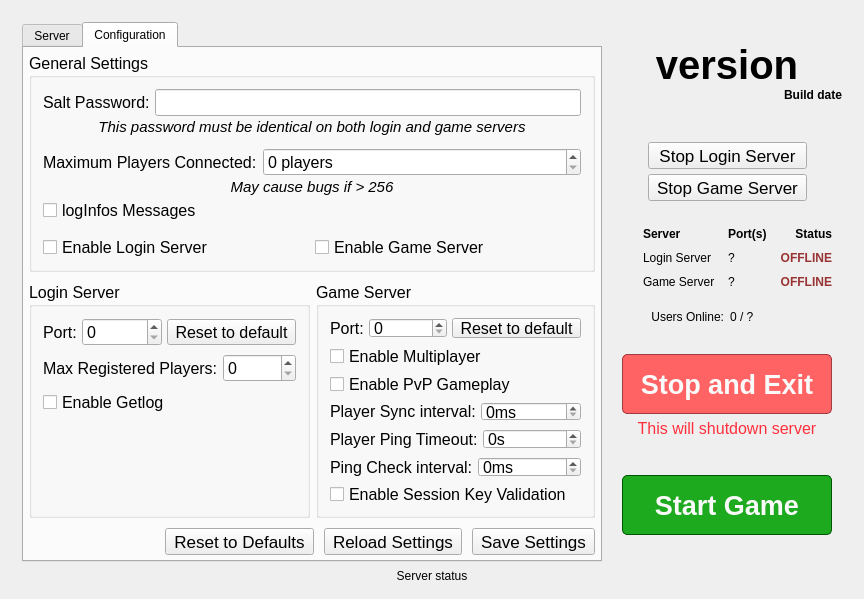
Above: src/app.ui from Yousei9/LoE-PrivateServer before the change. Below: the same form after it.
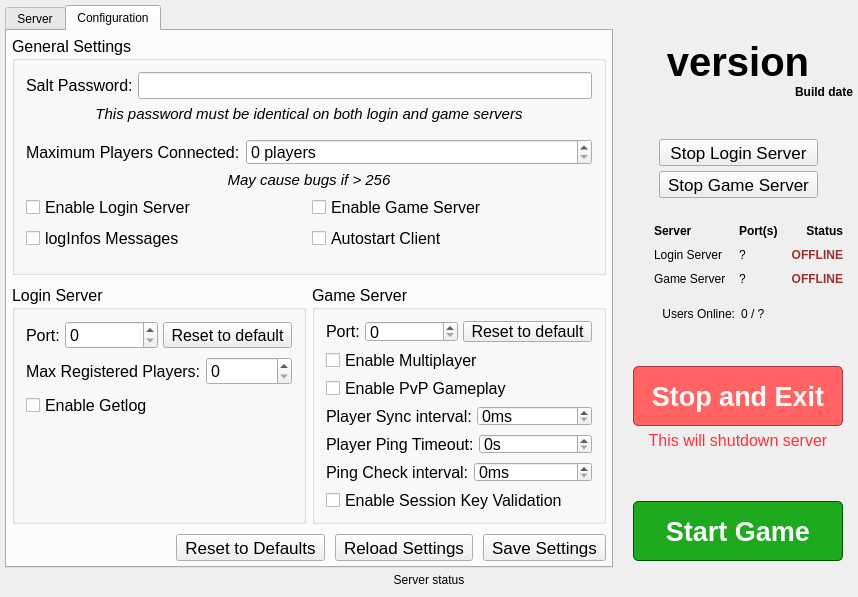
That is the form after the change. The open tabs and pages were chosen to show the change. Icons and pictures are not drawn.

Commit message: added Game Client autostart option

What changed in the file:
```diff
--- a/src/app.ui
+++ b/src/app.ui
@@ -24,12 +24,36 @@
   <property name="locale">
    <locale language="English" country="UnitedStates"/>
   </property>
-  <layout class="QHBoxLayout" name="horizontalLayout_2">
+  <layout class="QVBoxLayout" name="verticalLayout_2">
+   <property name="spacing">
+    <number>0</number>
+   </property>
+   <property name="leftMargin">
+    <number>5</number>
+   </property>
+   <property name="topMargin">
+    <number>5</number>
+   </property>
+   <property name="rightMargin">
+    <number>5</number>
+   </property>
+   <property name="bottomMargin">
+    <number>5</number>
+   </property>
    <item>
     <widget class="QWidget" name="BaseAppFrame" native="true">
      <layout class="QVBoxLayout" name="BaseFrame" stretch="0,0">
       <property name="spacing">
-       <number>7</number>
+       <number>5</number>
+      </property>
+      <property name="leftMargin">
+       <number>0</number>
+      </property>
+      <property name="topMargin">
+       <number>0</number>
+      </property>
+      <property name="rightMargin">
+       <number>0</number>
       </property>
       <property name="bottomMargin">
        <number>5</number>
@@ -42,7 +66,7 @@
         <item>
          <layout class="QVBoxLayout" name="LeftFrame" stretch="1">
           <property name="spacing">
-           <number>13</number>
+           <number>0</number>
           </property>
           <item>
            <widget class="QTabWidget" name="tabsController">
@@ -58,7 +82,7 @@
             <property name="minimumSize">
              <size>
               <width>0</width>
-              <height>540</height>
+              <height>560</height>
              </size>
             </property>
             <property name="tabPosition">
@@ -355,6 +379,12 @@
              <property name="enabled">
               <bool>true</bool>
              </property>
+             <property name="minimumSize">
+              <size>
+               <width>0</width>
+               <height>0</height>
+              </size>
+             </property>
              <attribute name="icon">
               <iconset>
                <normalon>:/images/wrench.png</normalon>
@@ -414,12 +444,6 @@
                    <string>General Settings</string>
                   </property>
                   <layout class="QVBoxLayout" name="verticalLayout_4">
-                   <property name="spacing">
-                    <number>2</number>
-                   </property>
-                   <property name="bottomMargin">
-                    <number>9</number>
-                   </property>
                    <item>
                     <layout class="QHBoxLayout" name="saltPasswordFrame">
                      <property name="spacing">
@@ -542,35 +566,6 @@
                      </property>
                     </widget>
                    </item>
-                   <item>
-                    <widget class="QCheckBox" name="logInfosMessagesConfig">
-                     <property name="font">
-                      <font>
-                       <family>Arial</family>
-                       <pointsize>12</pointsize>
-                      </font>
-                     </property>
-                     <property name="text">
-                      <string>logInfos Messages</string>
-                     </property>
-                    </widget>
-                   </item>
-                   <item>
-                    <spacer name="verticalSpacer_10">
-                     <property name="orientation">
-                      <enum>Qt::Vertical</enum>
-                     </property>
-                     <property name="sizeType">
-                      <enum>QSizePolicy::Fixed</enum>
-                     </property>
-                     <property name="sizeHint" stdset="0">
-                      <size>
-                       <width>20</width>
-                       <height>10</height>
-                      </size>
-                     </property>
-                    </spacer>
-                   </item>
                    <item>
                     <layout class="QHBoxLayout" name="enableServersFrame">
                      <item>
@@ -601,6 +596,52 @@
                      </item>
                     </layout>
                    </item>
+                   <item>
+                    <layout class="QHBoxLayout" name="miscOptionsFrame">
+                     <item>
+                      <widget class="QCheckBox" name="logInfosMessagesConfig">
+                       <property name="font">
+                        <font>
+                         <family>Arial</family>
+                         <pointsize>12</pointsize>
+                        </font>
+                       </property>
+                       <property name="text">
+                        <string>logInfos Messages</string>
+                       </property>
+                      </widget>
+                     </item>
+                     <item>
+                      <widget class="QCheckBox" name="enableClientAutostart">
+                       <property name="font">
+                        <font>
+                         <family>Arial</family>
+                         <pointsize>12</pointsize>
+                        </font>
+                       </property>
+                       <property name="text">
+                        <string>Autostart Client</string>
+                       </property>
+                      </widget>
+                     </item>
+                    </layout>
+                   </item>
+                   <item>
+                    <spacer name="verticalSpacer_10">
+                     <property name="orientation">
+                      <enum>Qt::Vertical</enum>
+                     </property>
+                     <property name="sizeType">
+                      <enum>QSizePolicy::Fixed</enum>
+                     </property>
+                     <property name="sizeHint" stdset="0">
+                      <size>
+                       <width>20</width>
+                       <height>10</height>
+                      </size>
+                     </property>
+                    </spacer>
+                   </item>
                   </layout>
                  </widget>
                 </item>
@@ -1716,19 +1757,6 @@
             </item>
            </layout>
           </item>
-          <item>
-           <spacer name="verticalSpacer_11">
-            <property name="orientation">
-             <enum>Qt::Vertical</enum>
-            </property>
-            <property name="sizeHint" stdset="0">
-             <size>
-              <width>20</width>
-              <height>20</height>
-             </size>
-            </property>
-           </spacer>
-          </item>
          </layout>
         </item>
        </layout>
```
The commit also changes 6 other files.
